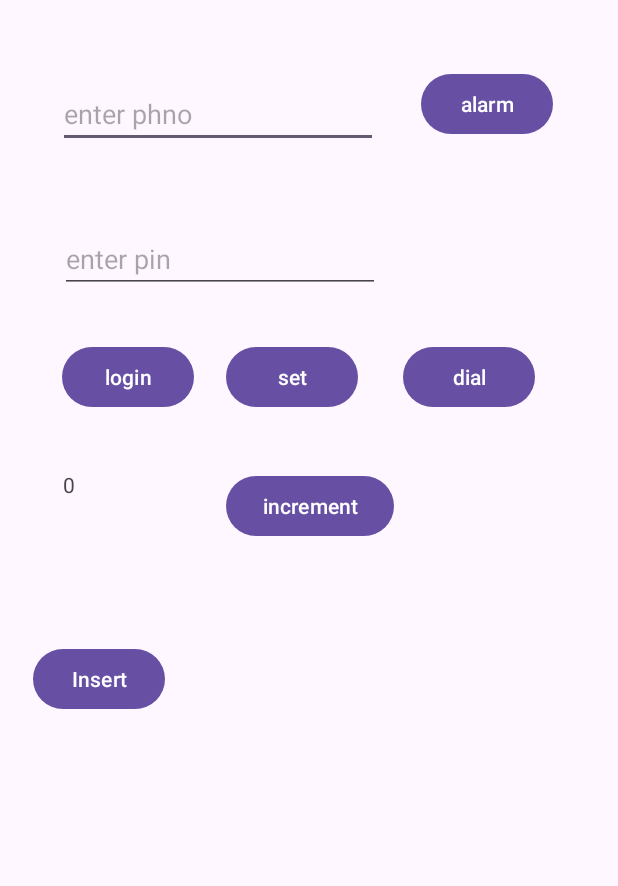
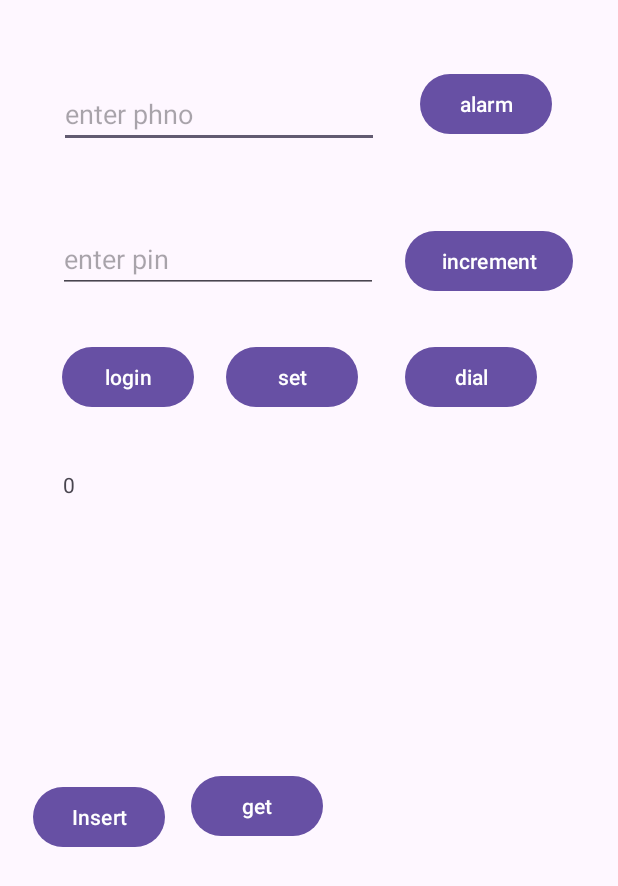
Before and after one commit to abdultanveer/boschandroidexs, an Android app: the screen it shows after launch (MainActivity), on a phone screen of 412 x 824 dp. Shown: the top 886 px of the screen. Run offline under Robolectric (Android 15) with nearby library versions, the phone set to English and light mode, and no system bars; our stand-ins replace Room's generated code.

Commit message:
roomdb -2 getting data

```diff
--- a/app/src/main/java/com/example/bosch/MainActivity.kt
+++ b/app/src/main/java/com/example/bosch/MainActivity.kt
@@ -22,7 +22,10 @@ import com.example.bosch.database.ItemRoomDatabase
 import com.example.bosch.database.Student
 import com.example.bosch.databinding.ActivityMainBinding
 import com.google.android.material.snackbar.Snackbar
+import kotlinx.coroutines.Dispatchers
 import kotlinx.coroutines.GlobalScope
+import kotlinx.coroutines.flow.first
+import kotlinx.coroutines.flow.last
 import kotlinx.coroutines.launch
 
 class MainActivity : AppCompatActivity() {
@@ -111,6 +114,10 @@ class MainActivity : AppCompatActivity() {
         binding.btnInsert.setOnClickListener {
             insertDataDb()
         }
+
+        binding.btnGet.setOnClickListener {
+            getDataDb()
+        }
         //subscribe to seconds or observe seconds
         viewModel._seconds.observe(this, secsObserverphno); //me giving my phno to the postman
 
@@ -121,6 +128,13 @@ class MainActivity : AppCompatActivity() {
 
         }
 
+    }
+
+    private fun getDataDb() {
+        GlobalScope.launch(Dispatchers.Main) {
+           var item = dao.getItems().first()
+            binding.tvMain.setText(item.toString())
+        }
     }
 
     override fun onResume() {
--- a/app/src/main/res/layout/activity_main.xml
+++ b/app/src/main/res/layout/activity_main.xml
@@ -12,12 +12,11 @@
         android:id="@+id/etPhone"
         android:layout_width="wrap_content"
         android:layout_height="wrap_content"
-        android:layout_marginStart="9dp"
+        android:layout_marginStart="39dp"
         android:layout_marginTop="53dp"
         android:ems="10"
         android:hint="enter phno"
         android:inputType="text"
-        app:layout_constraintEnd_toStartOf="@+id/btnAlarm"
         app:layout_constraintStart_toStartOf="parent"
         app:layout_constraintTop_toTopOf="parent" />
 
@@ -25,12 +24,12 @@
         android:id="@+id/etPin"
         android:layout_width="wrap_content"
         android:layout_height="wrap_content"
-        android:layout_marginStart="40dp"
         android:layout_marginTop="150dp"
+        android:layout_marginEnd="18dp"
         android:ems="10"
         android:hint="enter pin"
         android:inputType="numberPassword"
-        app:layout_constraintStart_toStartOf="parent"
+        app:layout_constraintEnd_toStartOf="@+id/btnInc"
         app:layout_constraintTop_toTopOf="parent" />
 
     <Button
@@ -67,38 +66,46 @@
         android:id="@+id/btnDial"
         android:layout_width="wrap_content"
         android:layout_height="wrap_content"
-        android:layout_marginStart="30dp"
         android:text="dial"
         app:layout_constraintBaseline_toBaselineOf="@+id/btnSet"
-        app:layout_constraintStart_toEndOf="@+id/btnSet" />
+        app:layout_constraintStart_toStartOf="@+id/btnInc" />
 
     <Button
         android:id="@+id/btnAlarm"
         android:layout_width="wrap_content"
         android:layout_height="wrap_content"
         android:layout_marginTop="45dp"
-        android:layout_marginEnd="14dp"
+        android:layout_marginEnd="44dp"
         android:text="alarm"
         app:layout_constraintEnd_toEndOf="parent"
-        app:layout_constraintStart_toEndOf="@+id/etPhone"
         app:layout_constraintTop_toTopOf="parent" />
 
     <Button
         android:id="@+id/btnInc"
         android:layout_width="wrap_content"
         android:layout_height="wrap_content"
-        android:layout_marginTop="38dp"
+        android:layout_marginEnd="30dp"
         android:text="increment"
-        app:layout_constraintStart_toStartOf="@+id/btnSet"
-        app:layout_constraintTop_toBottomOf="@+id/btnSet" />
+        app:layout_constraintBaseline_toBaselineOf="@+id/etPin"
+        app:layout_constraintEnd_toEndOf="parent" />
 
     <Button
         android:id="@+id/btnInsert"
         android:layout_width="wrap_content"
         android:layout_height="wrap_content"
         android:layout_marginStart="22dp"
-        android:layout_marginTop="67dp"
+        android:layout_marginBottom="255dp"
         android:text="Insert"
-        app:layout_constraintStart_toStartOf="parent"
-        app:layout_constraintTop_toBottomOf="@+id/btnInc" />
+        app:layout_constraintBottom_toBottomOf="parent"
+        app:layout_constraintStart_toStartOf="parent" />
+
+    <Button
+        android:id="@+id/btnGet"
+        android:layout_width="wrap_content"
+        android:layout_height="wrap_content"
+        android:layout_marginStart="17dp"
+        android:layout_marginBottom="7dp"
+        android:text="get"
+        app:layout_constraintBottom_toBottomOf="@+id/btnInsert"
+        app:layout_constraintStart_toEndOf="@+id/btnInsert" />
 </androidx.constraintlayout.widget.ConstraintLayout>
```
